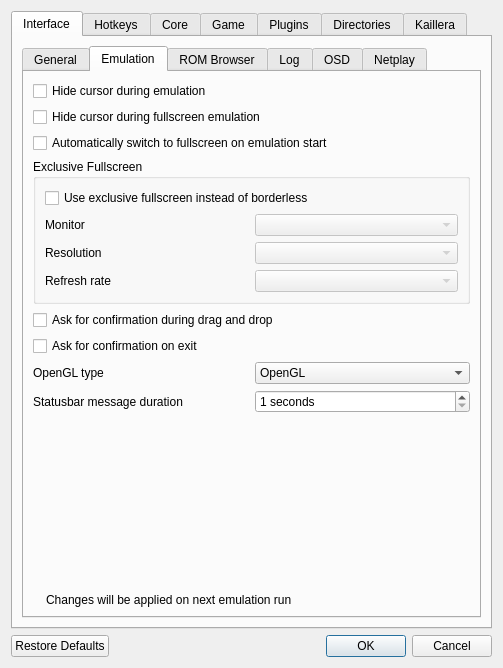
The window that Source/RMG/UserInterface/Dialog/SettingsDialog.ui (crossn/CMG-K) describes before a commit, drawn with Qt 5.
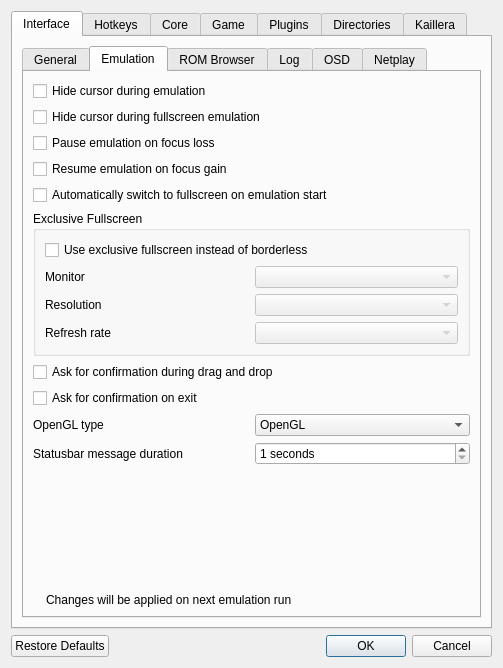
The same window after the commit. The open tabs and pages were chosen to show the change. Icons and pictures are not drawn. Custom widgets are drawn as their Qt base class.

Commit message: Return pause on focus loss setting

The edit to the form file:
```diff
--- a/Source/RMG/UserInterface/Dialog/SettingsDialog.ui
+++ b/Source/RMG/UserInterface/Dialog/SettingsDialog.ui
@@ -198,6 +198,20 @@
                  </property>
                 </widget>
                </item>
+               <item>
+                <widget class="QCheckBox" name="pauseEmulationOnFocusCheckbox">
+                 <property name="text">
+                  <string>Pause emulation on focus loss</string>
+                 </property>
+                </widget>
+               </item>
+               <item>
+                <widget class="QCheckBox" name="resumeEmulationOnFocusCheckBox">
+                 <property name="text">
+                  <string>Resume emulation on focus gain</string>
+                 </property>
+                </widget>
+               </item>
                <item>
                 <widget class="QCheckBox" name="automaticFullscreenCheckbox">
                  <property name="text">
```
The commit also changes 5 other files.
